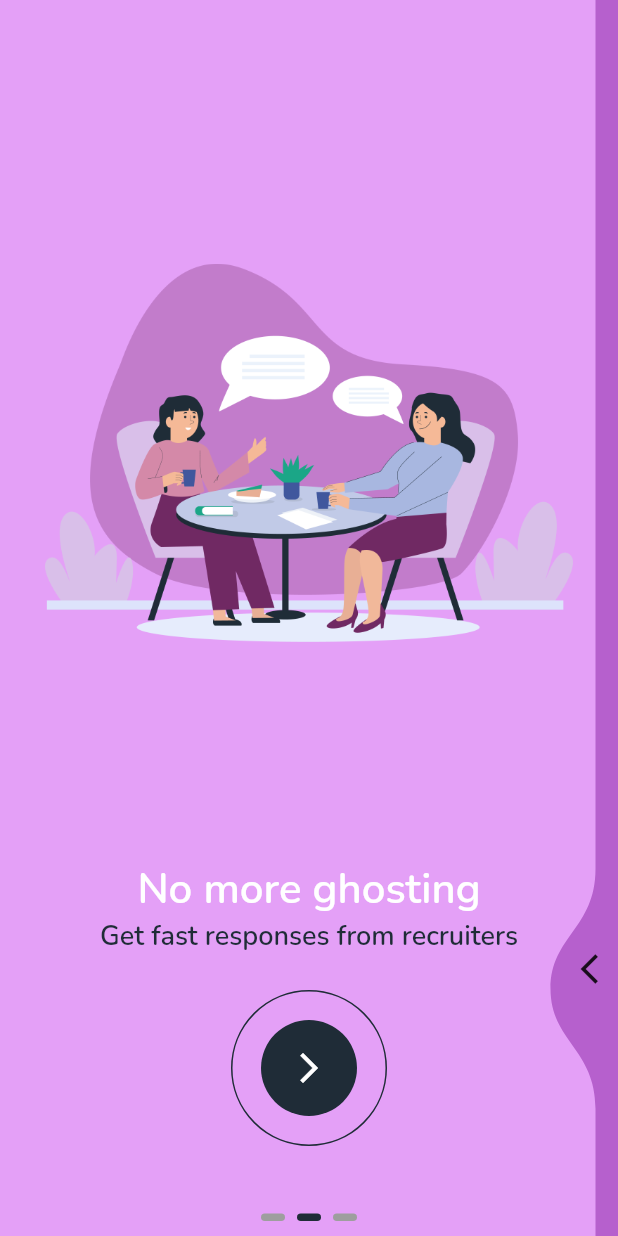
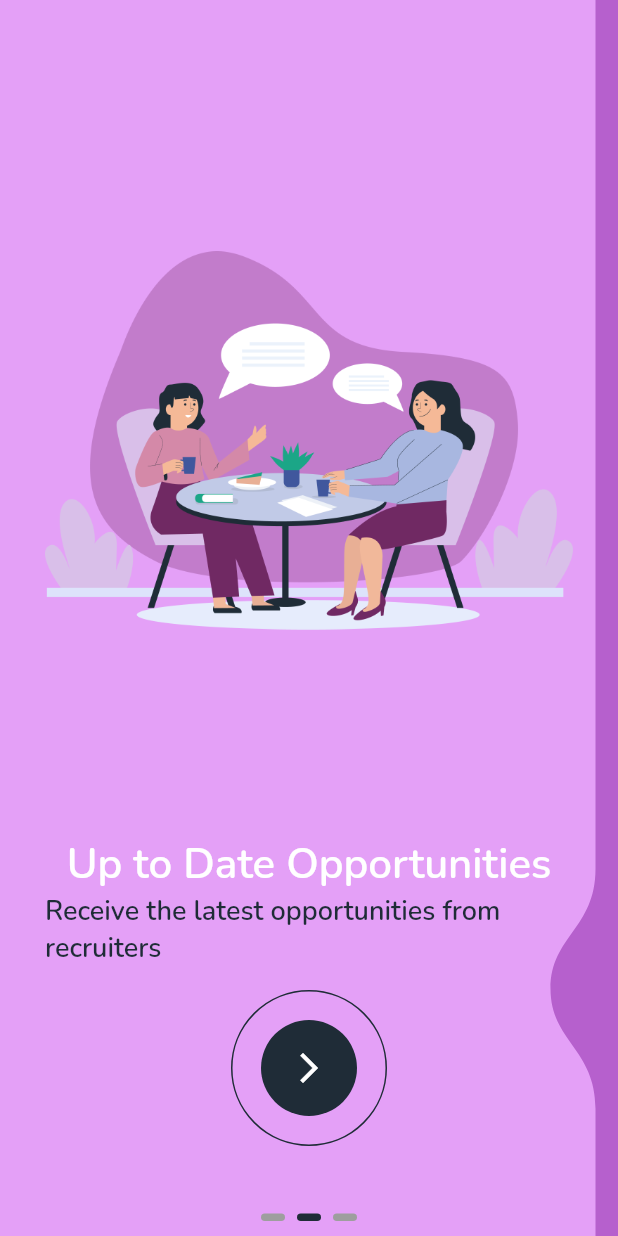
Before and after one commit to Ednah-Akoth/MiniProject3-_-Cohort1_Group9, a Flutter app: the screen it shows after launch, after a tap on the "arrow forward ios" icon, on a phone screen of 412 x 824 dp. Run offline on Flutter 3.47's test engine with Material 2 defaults, Android fonts, the light colour scheme and no system bars; drawn by our look-alikes of liquid_swipe, smooth_page_indicator; our stand-ins replace flutter_screenutil, google_fonts.

Commit message:
onboarding text changed

```diff
--- a/lib/src/features/authentication/screens/onboarding_screens/onboarding.dart
+++ b/lib/src/features/authentication/screens/onboarding_screens/onboarding.dart
@@ -40,7 +40,7 @@ class _OnboardingScreenState extends State<OnboardingScreen> {
           LiquidSwipe(
             pages: pages,
             liquidController: controller,
-            slideIconWidget: Icon(Icons.arrow_back_ios),
+            // slideIconWidget: Icon(Icons.arrow_back_ios),
             enableSideReveal: true,
             onPageChangeCallback: OnPageChangeCallback,
           ),
@@ -71,19 +71,6 @@ class _OnboardingScreenState extends State<OnboardingScreen> {
                   child: Icon(Icons.arrow_forward_ios),
                 ),
               )),
-          // skip button at the top
-          // Positioned(
-          //     top: 50,
-          //     right: 20,
-          //     child: TextButton(
-          //       onPressed: () {
-          //         controller.jumpToPage(page: 3);
-          //       },
-          //       child: Text(
-          //         "Skip",
-          //         style: TextStyle(color: tTextColor),
-          //       ),
-          //     )),
           Positioned(
               bottom: 10,
               child: AnimatedSmoothIndicator(
@@ -170,9 +157,9 @@ class onboardingItem2 extends StatelessWidget {
             ),
             Column(
               children: [
-                Text("No more ghosting",
+                Text("Up to Date Opportunities",
                     style: Theme.of(context).textTheme.headline3),
-                Text("Get fast responses from recruiters",
+                Text("Receive the latest opportunities from recruiters",
                     style: Theme.of(context).textTheme.headline4),
                 SizedBox(
                   height: 50.0,
@@ -208,9 +195,9 @@ class onboardingItem3 extends StatelessWidget {
             ),
             Column(
               children: [
-                Text("No more ghosting",
+                Text("Find Meaningful work",
                     style: Theme.of(context).textTheme.headline3),
-                Text("Get fast responses from recruiters",
+                Text("Connect with companies that value their employees",
                     style: Theme.of(context).textTheme.headline4),
                 SizedBox(
                   height: 50.0,
--- a/lib/src/features/authentication/screens/splash_screen/splash_screen.dart
+++ b/lib/src/features/authentication/screens/splash_screen/splash_screen.dart
@@ -14,14 +14,13 @@ class SplashScreen extends StatefulWidget {
 }
 
 class _SplashScreenState extends State<SplashScreen> {
-
   @override
   void initState() {
     super.initState();
     Timer(
         const Duration(seconds: 3),
-        () => Navigator.pushReplacement(
-            context, MaterialPageRoute(builder: (context) => OnboardingScreen())));
+        () => Navigator.pushReplacement(context,
+            MaterialPageRoute(builder: (context) => OnboardingScreen())));
   }
 
   @override
@@ -41,7 +40,7 @@ class _SplashScreenState extends State<SplashScreen> {
                 style: Theme.of(context).textTheme.headline3,
               ),
               top: 450,
-              left: 90,
+              left: 60,
             )
           ],
         ));
```
